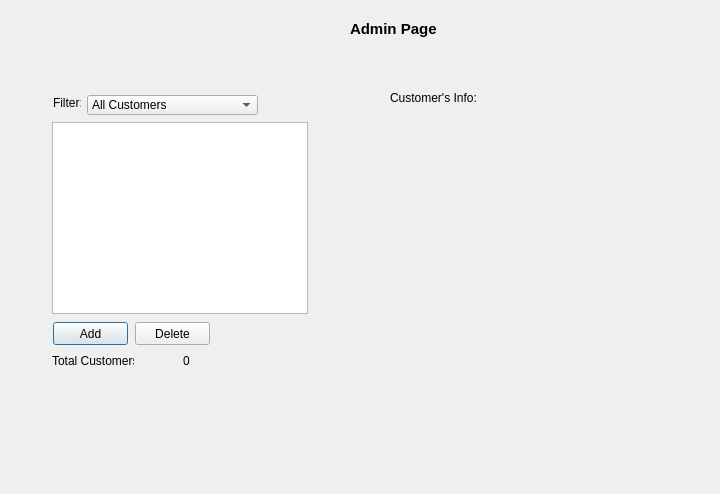
nhitz/CS1CProject2, file Project/adminwindow.ui: the form before one commit.
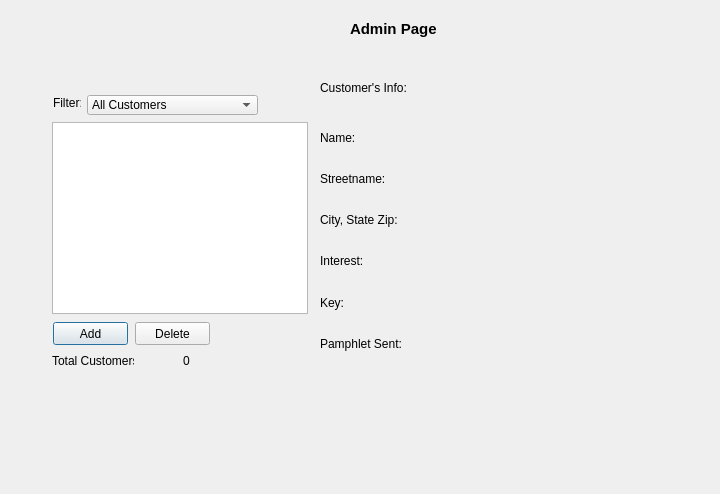
The form after the commit.

Commit message: Started updating admin page with pamphlet_sent.

What changed in the file:
```diff
--- a/Project/adminwindow.ui
+++ b/Project/adminwindow.ui
@@ -36,8 +36,8 @@
   <widget class="QLabel" name="label_3">
    <property name="geometry">
     <rect>
-     <x>390</x>
-     <y>90</y>
+     <x>320</x>
+     <y>80</y>
      <width>141</width>
      <height>16</height>
     </rect>
@@ -46,53 +46,6 @@
     <string>Customer's Info:</string>
    </property>
   </widget>
-  <widget class="QWidget" name="layoutWidget">
-   <property name="geometry">
-    <rect>
-     <x>390</x>
-     <y>120</y>
-     <width>251</width>
-     <height>191</height>
-    </rect>
-   </property>
-   <layout class="QGridLayout" name="gridLayout">
-    <item row="3" column="0">
-     <widget class="QLabel" name="selectedCustomerInterest">
-      <property name="text">
-       <string/>
-      </property>
-     </widget>
-    </item>
-    <item row="1" column="0">
-     <widget class="QLabel" name="selectedCustomerStreetname">
-      <property name="text">
-       <string/>
-      </property>
-     </widget>
-    </item>
-    <item row="2" column="0">
-     <widget class="QLabel" name="selectedCustomerCityStateZip">
-      <property name="text">
-       <string/>
-      </property>
-     </widget>
-    </item>
-    <item row="4" column="0">
-     <widget class="QLabel" name="selectedCustomerKey">
-      <property name="text">
-       <string/>
-      </property>
-     </widget>
-    </item>
-    <item row="0" column="0">
-     <widget class="QLabel" name="selectedCustomerName">
-      <property name="text">
-       <string/>
-      </property>
-     </widget>
-    </item>
-   </layout>
-  </widget>
   <widget class="QListWidget" name="listWidget">
    <property name="geometry">
     <rect>
@@ -193,6 +146,114 @@
     <string>Delete</string>
    </property>
   </widget>
+  <widget class="QWidget" name="">
+   <property name="geometry">
+    <rect>
+     <x>420</x>
+     <y>120</y>
+     <width>281</width>
+     <height>241</height>
+    </rect>
+   </property>
+   <layout class="QVBoxLayout" name="verticalLayout">
+    <item>
+     <widget class="QLabel" name="selectedCustomerName">
+      <property name="text">
+       <string/>
+      </property>
+     </widget>
+    </item>
+    <item>
+     <widget class="QLabel" name="selectedCustomerStreetname">
+      <property name="text">
+       <string/>
+      </property>
+     </widget>
+    </item>
+    <item>
+     <widget class="QLabel" name="selectedCustomerCityStateZip">
+      <property name="text">
+       <string/>
+      </property>
+     </widget>
+    </item>
+    <item>
+     <widget class="QLabel" name="selectedCustomerInterest">
+      <property name="text">
+       <string/>
+      </property>
+     </widget>
+    </item>
+    <item>
+     <widget class="QLabel" name="selectedCustomerKey">
+      <property name="text">
+       <string/>
+      </property>
+     </widget>
+    </item>
+    <item>
+     <widget class="QLabel" name="selectedCustomerPamphlet">
+      <property name="text">
+       <string/>
+      </property>
+     </widget>
+    </item>
+   </layout>
+  </widget>
+  <widget class="QWidget" name="">
+   <property name="geometry">
+    <rect>
+     <x>320</x>
+     <y>120</y>
+     <width>101</width>
+     <height>241</height>
+    </rect>
+   </property>
+   <layout class="QVBoxLayout" name="verticalLayout_2">
+    <item>
+     <widget class="QLabel" name="label_9">
+      <property name="text">
+       <string>Name:</string>
+      </property>
+     </widget>
+    </item>
+    <item>
+     <widget class="QLabel" name="label_8">
+      <property name="text">
+       <string>Streetname:</string>
+      </property>
+     </widget>
+    </item>
+    <item>
+     <widget class="QLabel" name="label_7">
+      <property name="text">
+       <string>City, State Zip:</string>
+      </property>
+     </widget>
+    </item>
+    <item>
+     <widget class="QLabel" name="label_6">
+      <property name="text">
+       <string>Interest:</string>
+      </property>
+     </widget>
+    </item>
+    <item>
+     <widget class="QLabel" name="label_5">
+      <property name="text">
+       <string>Key:</string>
+      </property>
+     </widget>
+    </item>
+    <item>
+     <widget class="QLabel" name="label_4">
+      <property name="text">
+       <string>Pamphlet Sent:</string>
+      </property>
+     </widget>
+    </item>
+   </layout>
+  </widget>
  </widget>
  <resources/>
  <connections/>
```
The commit also changes 9 other files.
